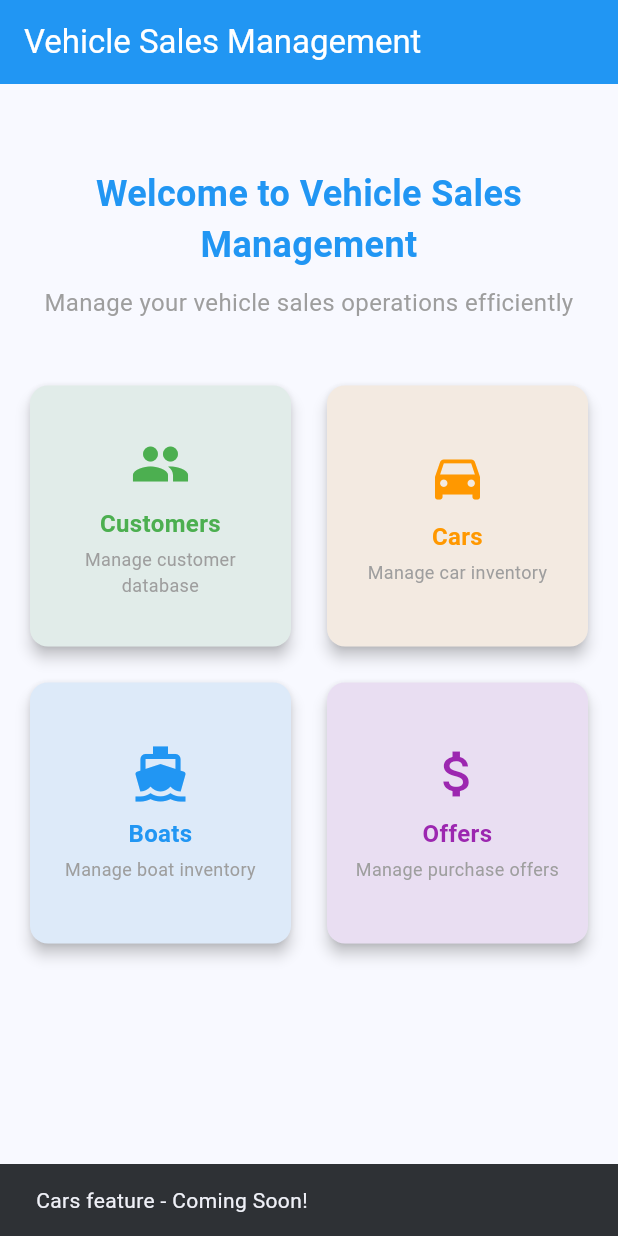
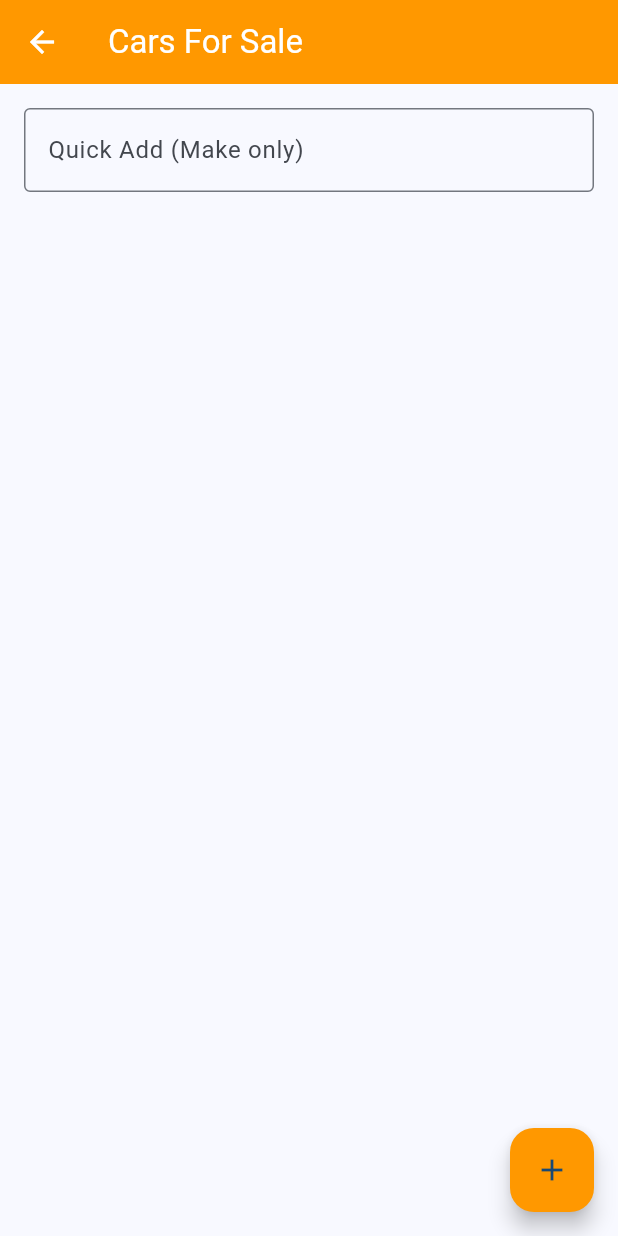
Before and after one commit to alex-gamero/final_project, a Flutter app: the screen it shows after launch, after a tap on "Cars", on a phone screen of 412 x 824 dp. Run offline on Flutter 3.47's test engine with Material 3 defaults, Android fonts, the phone set to English and light mode, and no system bars; our stand-ins replace floor, flutter_secure_storage, sqflite; accounts and stored records are empty; generated files the repository leaves out were written again.

Commit message:
ListView implementation completed and linked main to the Cars page

```diff
--- /dev/null
+++ b/lib/cars/cars_page.dart
@@ -0,0 +1,229 @@
+import 'package:flutter/material.dart';
+
+class CarsPage extends StatefulWidget {
+  const CarsPage({super.key});
+
+  @override
+  State<CarsPage> createState() => _CarsPageState();
+}
+
+class _CarsPageState extends State<CarsPage> {
+  final List<Car> _cars = [];
+  int? _selectedIndex;
+
+  final TextEditingController _makeController = TextEditingController();
+  final TextEditingController _modelController = TextEditingController();
+  final TextEditingController _yearController = TextEditingController();
+  final TextEditingController _priceController = TextEditingController();
+  final TextEditingController _kmController = TextEditingController();
+
+  @override
+  Widget build(BuildContext context) {
+    final bool isWide = MediaQuery.of(context).size.width > 600;
+
+    return Scaffold(
+      appBar: AppBar(
+        title: const Text('Cars For Sale'),
+        backgroundColor: Colors.orange,
+        foregroundColor: Colors.white,
+      ),
+      floatingActionButton: FloatingActionButton(
+        backgroundColor: Colors.orange,
+        onPressed: _showAddCarDialog,
+        child: const Icon(Icons.add),
+      ),
+      body: Row(
+        children: [
+          Expanded(
+            child: Column(
+              children: [
+                const SizedBox(height: 16),
+                Padding(
+                  padding: const EdgeInsets.symmetric(horizontal: 16.0),
+                  child: TextField(
+                    controller: _makeController,
+                    decoration: const InputDecoration(
+                      labelText: 'Quick Add (Make only)',
+                      border: OutlineInputBorder(),
+                    ),
+                    onSubmitted: (value) {
+                      if (value.trim().isEmpty) return;
+                      setState(() {
+                        _cars.add(Car(
+                          make: value,
+                          model: 'Unknown',
+                          year: 0,
+                          price: 0,
+                          kilometres: 0,
+                        ));
+                        _makeController.clear();
+                      });
+                    },
+                  ),
+                ),
+                const SizedBox(height: 16),
+                Expanded(
+                  child: ListView.builder(
+                    itemCount: _cars.length,
+                    itemBuilder: (context, index) {
+                      final car = _cars[index];
+                      final selected = _selectedIndex == index;
+
+                      return GestureDetector(
+                        onTap: () {
+                          if (isWide) {
+                            setState(() => _selectedIndex = index);
+                          } else {
+                            Navigator.push(
+                              context,
+                              MaterialPageRoute(
+                                builder: (context) => CarDetailsPage(car: car),
+                              ),
+                            );
+                          }
+                        },
+                        child: Card(
+                          color: selected ? Colors.orange.shade100 : null,
+                          child: ListTile(
+                            title: Text('${car.year} ${car.make} ${car.model}'),
+                            subtitle: Text('Price: \$${car.price} | KM: ${car.kilometres}'),
+                          ),
+                        ),
+                      );
+                    },
+                  ),
+                ),
+              ],
+            ),
+          ),
+
+          if (isWide && _selectedIndex != null)
+            SizedBox(
+              width: 350,
+              child: CarDetailsPage(car: _cars[_selectedIndex!]),
+            ),
+        ],
+      ),
+    );
+  }
+
+  void _showAddCarDialog() {
+    showDialog(
+      context: context,
+      builder: (context) {
+        return AlertDialog(
+          title: const Text('Add Car'),
+          content: SingleChildScrollView(
+            child: Column(
+              children: [
+                _input(_makeController, 'Make'),
+                const SizedBox(height: 8),
+                _input(_modelController, 'Model'),
+                const SizedBox(height: 8),
+                _input(_yearController, 'Year', number: true),
+                const SizedBox(height: 8),
+                _input(_priceController, 'Price', number: true),
+                const SizedBox(height: 8),
+                _input(_kmController, 'Kilometres', number: true),
+              ],
+            ),
+          ),
+          actions: [
+            TextButton(
+              onPressed: () => Navigator.pop(context),
+              child: const Text('Cancel'),
+            ),
+            ElevatedButton(
+              style: ElevatedButton.styleFrom(backgroundColor: Colors.orange),
+              onPressed: () {
+                if (_makeController.text.trim().isEmpty ||
+                    _modelController.text.trim().isEmpty) {
+                  return;
+                }
+                setState(() {
+                  _cars.add(Car(
+                    make: _makeController.text,
+                    model: _modelController.text,
+                    year: int.tryParse(_yearController.text) ?? 0,
+                    price: int.tryParse(_priceController.text) ?? 0,
+                    kilometres: int.tryParse(_kmController.text) ?? 0,
+                  ));
+                });
+                _clearFields();
+                Navigator.pop(context);
+              },
+              child: const Text('Add'),
+            ),
+          ],
+        );
+      },
+    );
+  }
+
+  Widget _input(TextEditingController c, String label, {bool number = false}) {
+    return TextField(
+      controller: c,
+      keyboardType: number ? TextInputType.number : TextInputType.text,
+      decoration: InputDecoration(
+        labelText: label,
+        border: const OutlineInputBorder(),
+      ),
+    );
+  }
+
+  void _clearFields() {
+    _makeController.clear();
+    _modelController.clear();
+    _yearController.clear();
+    _priceController.clear();
+    _kmController.clear();
+  }
+}
+
+class Car {
+  final String make;
+  final String model;
+  final int year;
+  final int price;
+  final int kilometres;
+
+  Car({
+    required this.make,
+    required this.model,
+    required this.year,
+    required this.price,
+    required this.kilometres,
+  });
+}
+
+class CarDetailsPage extends StatelessWidget {
+  final Car car;
+
+  const CarDetailsPage({super.key, required this.car});
+
+  @override
+  Widget build(BuildContext context) {
+    return Scaffold(
+      appBar: MediaQuery.of(context).size.width < 600
+          ? AppBar(
+        title: const Text('Car Details'),
+        backgroundColor: Colors.orange,
+        foregroundColor: Colors.white,
+      )
+          : null,
+      body: Padding(
+        padding: const EdgeInsets.all(16.0),
+        child: Column(
+          crossAxisAlignment: CrossAxisAlignment.start,
+          children: [
+            Text('${car.year} ${car.make} ${car.model}',
+                style: const TextStyle(fontSize: 22, fontWeight: FontWeight.bold)),
+            const SizedBox(height: 10),
+            Text('Price: \$${car.price}'),
+            Text('Kilometres: ${car.kilometres}'),
+          ],
+        ),
+      ),
+    );
+  }
+}
--- a/lib/main.dart
+++ b/lib/main.dart
@@ -1,5 +1,7 @@
 import 'package:flutter/material.dart';
 import 'purchase_offers/purchase_offers_page.dart';
+import 'cars/cars_page.dart';
+
 
 void main() {
   runApp(const MyApp());
@@ -81,8 +83,12 @@ class HomePage extends StatelessWidget {
                     Icons.directions_car,
                     Colors.orange,
                         () {
-                      // Navigate to Cars for Sale page, Brr
-                      _showComingSoonSnackbar(context, 'Cars');
+                      Navigator.push(
+                        context,
+                        MaterialPageRoute(
+                          builder: (context) => const CarsPage(),
+                        ),
+                      );
                     },
                   ),
                   _buildFeatureCard(
```
